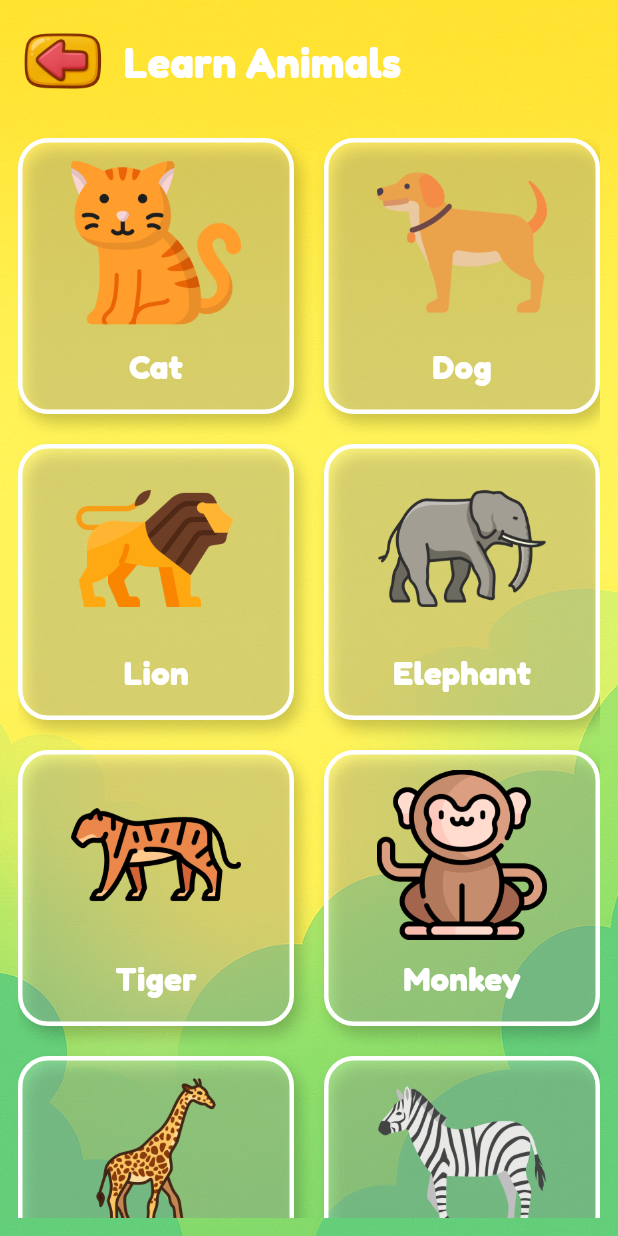
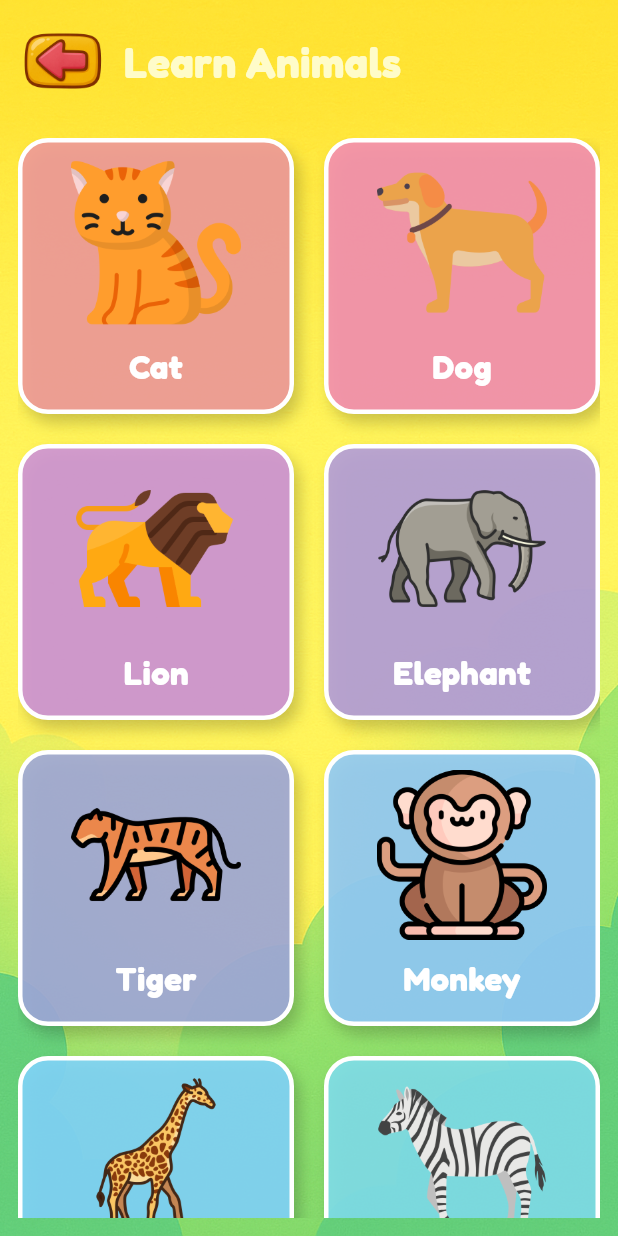
Before and after one commit to argadenil/zinzy, a Flutter app: the AnimalScreen screen opened directly, on a phone screen of 412 x 824 dp. Run offline on Flutter 3.47's test engine with Material 3 defaults, Android fonts, the phone set to English and light mode, and no system bars; our stand-ins replace audioplayers, flutter_tts, google_fonts.

Commit message:
changes added

```diff
--- a/lib/screens/animals/animal.dart
+++ b/lib/screens/animals/animal.dart
@@ -1,5 +1,6 @@
 import 'package:flutter/material.dart';
 import 'package:audioplayers/audioplayers.dart';
+import 'package:flutter_tts/flutter_tts.dart';
 
 class AnimalScreen extends StatefulWidget {
   const AnimalScreen({super.key});
@@ -8,8 +9,10 @@ class AnimalScreen extends StatefulWidget {
   State<AnimalScreen> createState() => _AnimalScreenState();
 }
 
-class _AnimalScreenState extends State<AnimalScreen> {
+class _AnimalScreenState extends State<AnimalScreen> with SingleTickerProviderStateMixin {
   final AudioPlayer _audioPlayer = AudioPlayer();
+  final FlutterTts _flutterTts = FlutterTts();
+  int? _tappedIndex;
 
   final List<Map<String, String>> _animals = [
     {'name': 'Cat', 'image': 'assets/images/animals/cat.png', 'sound': 'cat.mp3'},
@@ -36,12 +39,23 @@ class _AnimalScreenState extends State<AnimalScreen> {
     ];
   }
 
-  Future<void> _playAnimalSound(String fileName) async {
+  Future<void> _playAnimalSound(String fileName, String animalName) async {
     try {
-      await _audioPlayer.play(AssetSource('audio/$fileName'));
+      await _audioPlayer.stop(); // Stop if playing
+      await _audioPlayer.play(AssetSource('audio/animals/$fileName'));
+      await _flutterTts.setLanguage("en-US");
+      await _flutterTts.setPitch(1.2);
+      await _flutterTts.speak(animalName);
     } catch (e) {
-      print('Error playing sound: $e');
+      print('Error playing sound or TTS: $e');
     }
+  }
+
+  @override
+  void dispose() {
+    _audioPlayer.dispose();
+    _flutterTts.stop();
+    super.dispose();
   }
 
   @override
@@ -82,7 +96,7 @@ class _AnimalScreenState extends State<AnimalScreen> {
                         style: TextStyle(
                           fontSize: 28,
                           fontWeight: FontWeight.bold,
-                          color: Colors.white,
+                          color: Color(0xfffffcc9),
                         ),
                       ),
                     ],
@@ -91,24 +105,39 @@ class _AnimalScreenState extends State<AnimalScreen> {
 
                   // Animal Grid
                   Expanded(
-                    child: GridView.count(
+                    child: GridView.builder(
+                      itemCount: _animals.length,
+                      gridDelegate: const SliverGridDelegateWithFixedCrossAxisCount(
                         crossAxisCount: 2,
                         mainAxisSpacing: 20,
                         crossAxisSpacing: 20,
                         childAspectRatio: 1,
-                      children: _animals.map((animal) {
+                      ),
+                      itemBuilder: (context, index) {
+                        final animal = _animals[index];
+                        final isTapped = _tappedIndex == index;
+
                         return GestureDetector(
-                          onTap: () => _playAnimalSound(animal['sound']!),
+                          onTap: () async {
+                            setState(() => _tappedIndex = index);
+                            await _playAnimalSound(animal['sound']!, animal['name']!);
+                            Future.delayed(const Duration(milliseconds: 500), () {
+                              if (mounted) setState(() => _tappedIndex = null);
+                            });
+                          },
+                          child: AnimatedScale(
+                            scale: isTapped ? 1.1 : 1.0,
+                            duration: const Duration(milliseconds: 200),
                             child: Container(
                               decoration: BoxDecoration(
-                              color: Colors.white.withOpacity(0.2),
+                                color: Colors.primaries[index % Colors.primaries.length].shade200.withOpacity(0.9),
                                 borderRadius: BorderRadius.circular(20),
                                 border: Border.all(color: Colors.white, width: 3),
                                 boxShadow: [
                                   BoxShadow(
                                     color: Colors.black.withOpacity(0.2),
                                     blurRadius: 8,
-                                  offset: Offset(4, 6),
+                                    offset: const Offset(4, 6),
                                   ),
                                 ],
                               ),
@@ -122,7 +151,8 @@ class _AnimalScreenState extends State<AnimalScreen> {
                                       child: Image.asset(
                                         animal['image']!,
                                         fit: BoxFit.contain,
-                                      errorBuilder: (context, error, stackTrace) => Icon(Icons.image, size: 60),
+                                        errorBuilder: (context, error, stackTrace) =>
+                                            const Icon(Icons.image, size: 60),
                                       ),
                                     ),
                                   ),
@@ -130,7 +160,7 @@ class _AnimalScreenState extends State<AnimalScreen> {
                                     flex: 2,
                                     child: Text(
                                       animal['name']!,
-                                    style: TextStyle(
+                                      style: const TextStyle(
                                         fontSize: 22,
                                         fontWeight: FontWeight.bold,
                                         color: Colors.white,
@@ -140,8 +170,9 @@ class _AnimalScreenState extends State<AnimalScreen> {
                                 ],
                               ),
                             ),
+                          ),
                         );
-                      }).toList(),
+                      },
                     ),
                   ),
                 ],
```
Lines whose indentation alone changed are shown as unchanged.
